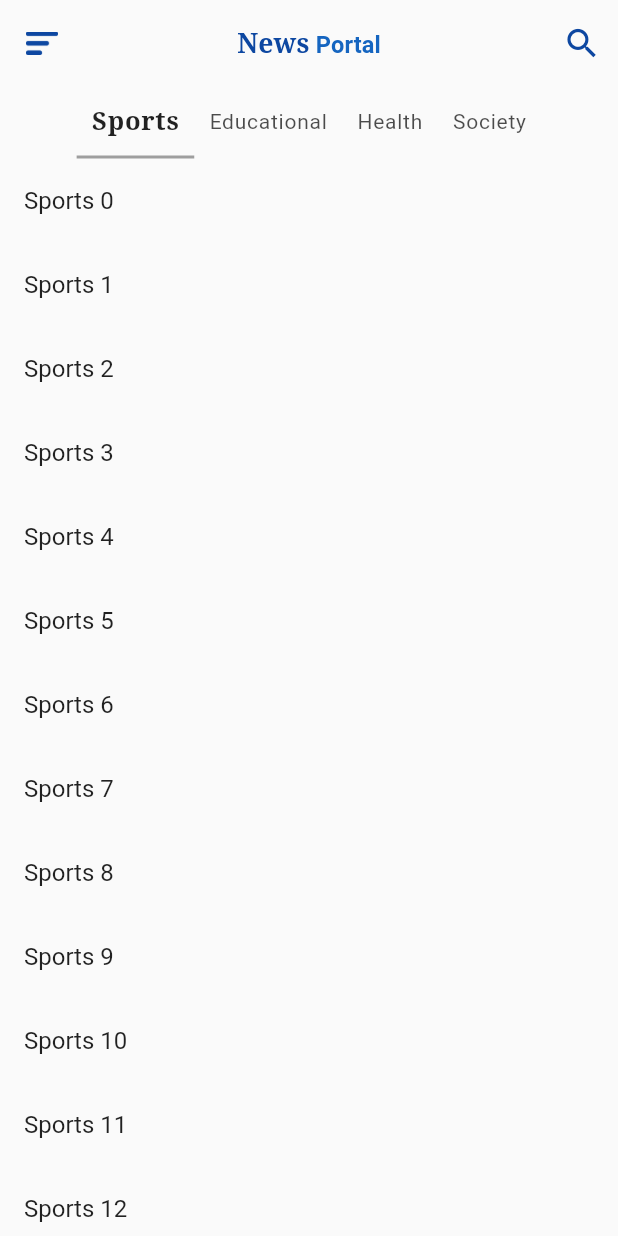
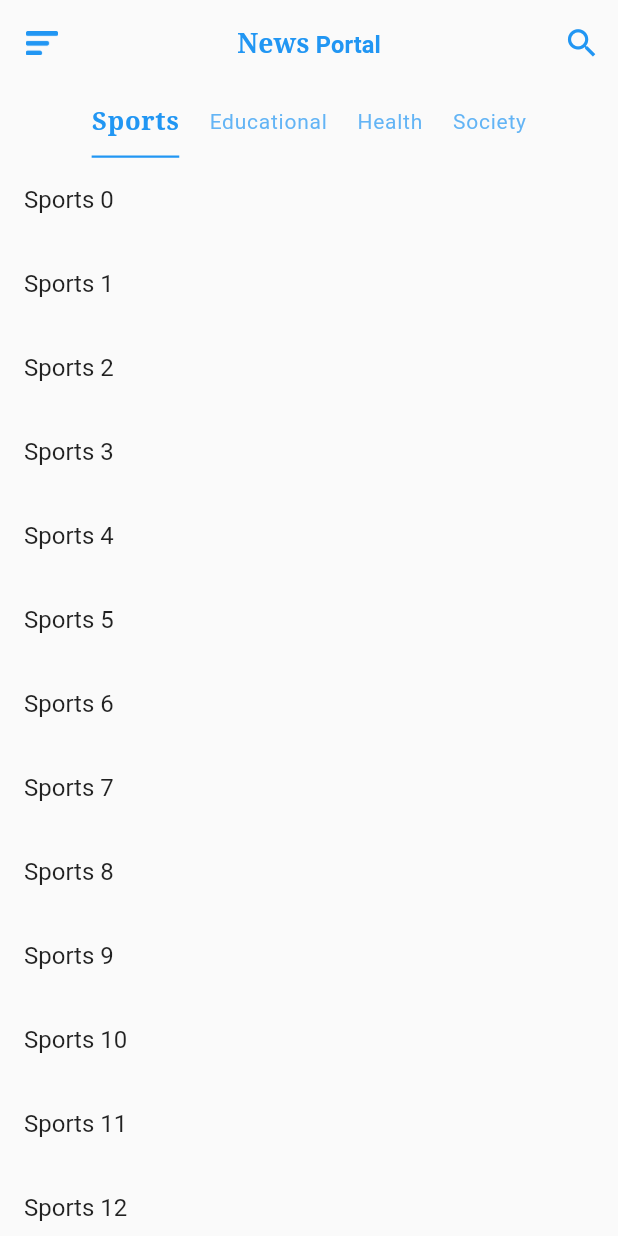
Before and after one commit to Pun-lal/NewsPortal, a Flutter app: the screen it shows after launch, after a tap on "Skip now", on a phone screen of 412 x 824 dp. Run offline on Flutter 3.47's test engine with Material 2 defaults, Android fonts, the light colour scheme and no system bars; our stand-ins replace flutter_secure_storage, get, google_fonts.

Commit message:
update on dark and light theme colors

```diff
--- a/lib/main.dart
+++ b/lib/main.dart
@@ -19,7 +19,10 @@ class NewsPortalApp extends StatelessWidget {
   @override
   Widget build(BuildContext context) {
     return GetMaterialApp(
-      theme: ThemeData(),
+      theme: ThemeData(
+        primaryColor: Colors.white,
+      ),
+
       debugShowCheckedModeBanner: false,
       home: SplashScreen(),
       // initialRoute: "/",
--- a/lib/views/home_screen.dart
+++ b/lib/views/home_screen.dart
@@ -139,8 +139,8 @@ class HomeScreen extends StatelessWidget {
                       onTap: () => Scaffold.of(context).openDrawer(),
                       child: Image.asset(
                         "assests/Images/drawer.png",
-                        color: Colors.blue.shade900,
-                        scale: 46,
+                        color: Theme.of(context).accentColor,
+                        scale: 45,
                       ),
                     );
                   },
@@ -150,8 +150,8 @@ class HomeScreen extends StatelessWidget {
                       onPressed: () {},
                       icon: Icon(
                         Icons.search,
-                        color: Colors.blue.shade900,
-                        size: 26,
+                        color: Theme.of(context).accentColor,
+                        size: 25,
                       )),
                 ],
                 elevation: 0.0,
@@ -165,19 +165,23 @@ class HomeScreen extends StatelessWidget {
                         fontWeight: FontWeight.bold,
                         letterSpacing: 0.1,
                         fontFamily: "serif",
-                        color: Colors.blue.shade900),
+                        color: Theme.of(context).accentColor),
                     children: [
                       TextSpan(
                         text: " Portal",
                         style: TextStyle(
-                            color: Colors.blue.shade800, fontSize: 15.7),
+                            color: Theme.of(context).accentColor,
+                            fontSize: 15.7),
                       )
                     ],
                   ),
                 ),
                 bottom: TabBar(
+                    indicatorWeight: 1.5,
+                    indicatorSize: TabBarIndicatorSize.label,
+                    labelColor: Theme.of(context).accentColor,
                     labelPadding: EdgeInsets.symmetric(horizontal: 10),
-                    indicatorColor: Colors.grey[500],
+                    indicatorColor: Theme.of(context).accentColor,
                     unselectedLabelStyle:
                         TextStyle(fontWeight: FontWeight.normal),
                     labelStyle: TextStyle(
--- a/lib/views/landing_screen.dart
+++ b/lib/views/landing_screen.dart
@@ -43,9 +43,11 @@ class LandingViewScreen extends StatelessWidget {
                           landingScreenController
                               .landingViewModel[index].title!,
                           style: TextStyle(
-                              fontSize: 16.6,
-                              fontWeight: FontWeight.bold,
-                              letterSpacing: 0.3),
+                            fontSize: 17,
+                            fontWeight: FontWeight.bold,
+                            fontFamily: "serif",
+                            color: Colors.blue[900],
+                          ),
                         ),
                         SizedBox(
                           height: 7,
@@ -86,7 +88,7 @@ class LandingViewScreen extends StatelessWidget {
                                   )),
                         ),
                         SizedBox(
-                          height: Get.height * 0.1,
+                          height: Get.height * 0.15,
                         ),
                         Obx(
                           () => Row(
```
